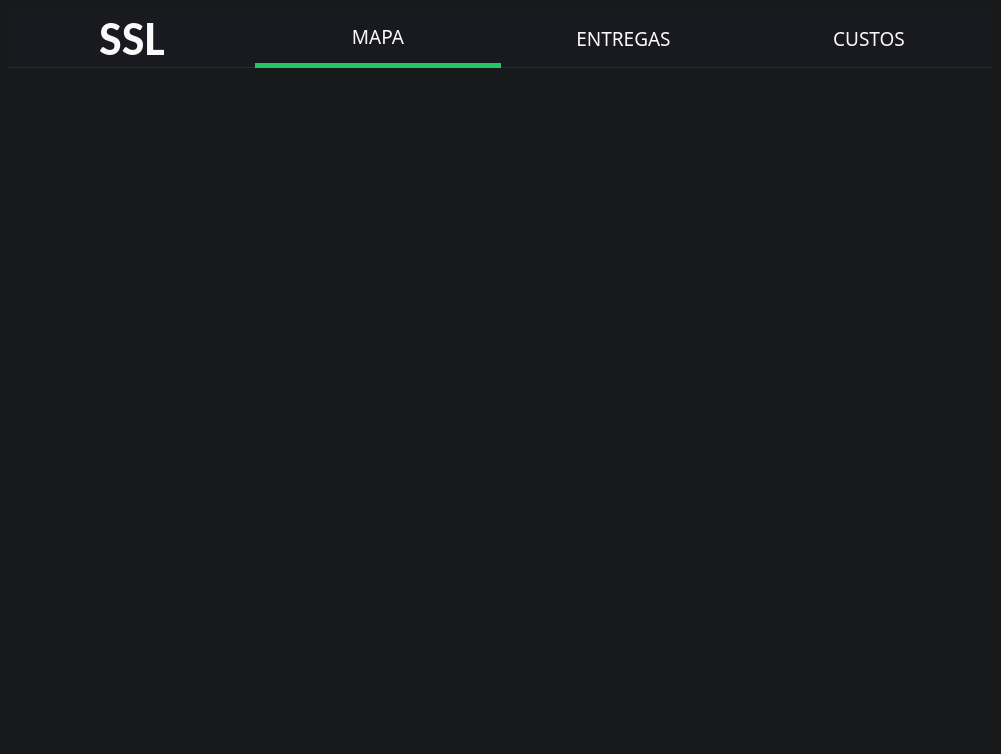
Old version of the form sslmain.ui in the repository alberthydev/ssl.
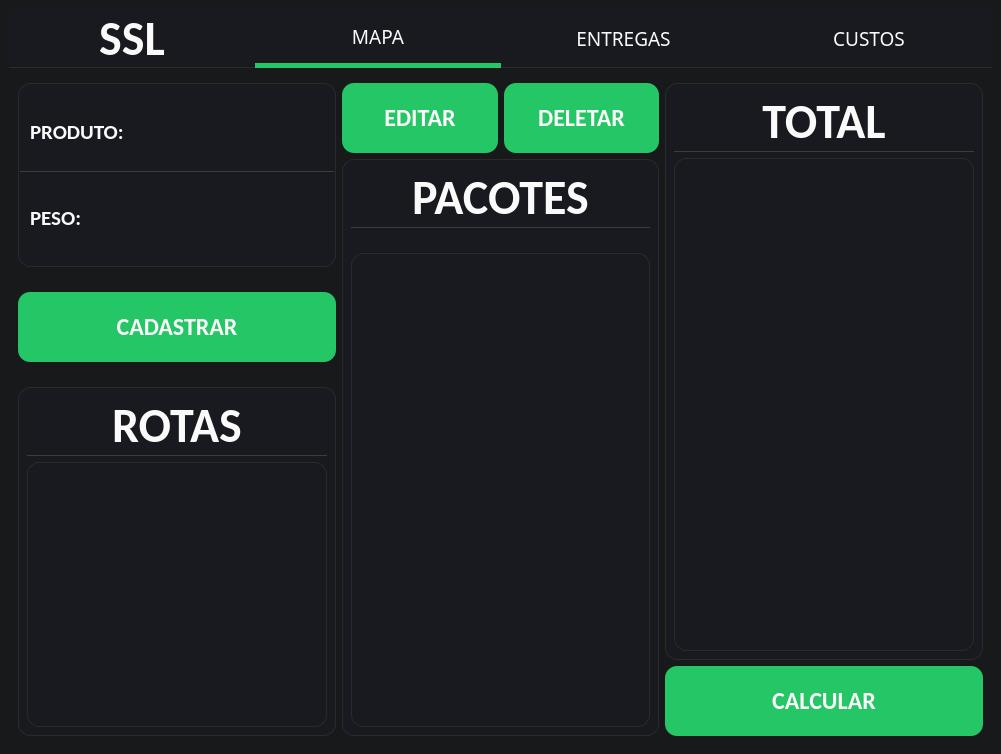
New version of the form. The open tabs and pages were chosen to show the change. Icons and pictures are not drawn.

Patch:
```diff
--- a/sslmain.ui
+++ b/sslmain.ui
@@ -584,7 +584,7 @@
               <number>5</number>
              </property>
              <item>
-              <layout class="QHBoxLayout" name="horizontalLayout_4">
+              <layout class="QHBoxLayout" name="distance">
                <item>
                 <widget class="QLabel" name="distanceTitle">
                  <property name="font">
@@ -631,7 +631,7 @@
               </layout>
              </item>
              <item>
-              <layout class="QHBoxLayout" name="horizontalLayout_5" stretch="0,0">
+              <layout class="QHBoxLayout" name="costs_2" stretch="0,0">
                <item>
                 <widget class="QLabel" name="costTitle">
                  <property name="font">
@@ -726,7 +726,379 @@
         </item>
        </layout>
       </widget>
-      <widget class="QWidget" name="deliveries"/>
+      <widget class="QWidget" name="deliveries">
+       <layout class="QHBoxLayout" name="horizontalLayout_9">
+        <item>
+         <layout class="QVBoxLayout" name="column1" stretch="0,0,5">
+          <property name="spacing">
+           <number>25</number>
+          </property>
+          <item>
+           <widget class="QWidget" name="weightProcut" native="true">
+            <property name="styleSheet">
+             <string notr="true">background-color: #191a1f;
+border: 1px solid #2b2b2b;
+border-radius: 12px;</string>
+            </property>
+            <layout class="QVBoxLayout" name="verticalLayout_5">
+             <property name="leftMargin">
+              <number>2</number>
+             </property>
+             <property name="rightMargin">
+              <number>2</number>
+             </property>
+             <item>
+              <widget class="QWidget" name="productWidget" native="true">
+               <property name="styleSheet">
+                <string notr="true">border: none;
+border-radius: 0;
+border-bottom: 1px solid #3c3c3c;</string>
+               </property>
+               <layout class="QHBoxLayout" name="horizontalLayout_2">
+                <property name="leftMargin">
+                 <number>0</number>
+                </property>
+                <property name="rightMargin">
+                 <number>0</number>
+                </property>
+                <item>
+                 <widget class="QLabel" name="productLabel">
+                  <property name="font">
+                   <font>
+                    <family>Carlito</family>
+                    <pointsize>16</pointsize>
+                    <bold>true</bold>
+                   </font>
+                  </property>
+                  <property name="styleSheet">
+                   <string notr="true">color: #fbfafa;
+border: none;
+border-radius: 0;
+padding: 15px 0 15px 5px;</string>
+                  </property>
+                  <property name="text">
+                   <string>PRODUTO:</string>
+                  </property>
+                 </widget>
+                </item>
+                <item>
+                 <widget class="QLineEdit" name="productInput">
+                  <property name="font">
+                   <font>
+                    <family>Carlito</family>
+                    <pointsize>18</pointsize>
+                   </font>
+                  </property>
+                  <property name="styleSheet">
+                   <string notr="true">color: #fbfafa;
+border: none;
+border-radius: 0;
+padding: 15px 0 15px 5px;</string>
+                  </property>
+                 </widget>
+                </item>
+               </layout>
+              </widget>
+             </item>
+             <item>
+              <widget class="QWidget" name="weightWidget" native="true">
+               <property name="styleSheet">
+                <string notr="true">border:none;</string>
+               </property>
+               <layout class="QHBoxLayout" name="horizontalLayout_4" stretch="3,5">
+                <property name="leftMargin">
+                 <number>0</number>
+                </property>
+                <property name="rightMargin">
+                 <number>0</number>
+                </property>
+                <item>
+                 <widget class="QLabel" name="weightLabel">
+                  <property name="font">
+                   <font>
+                    <family>Carlito</family>
+                    <pointsize>16</pointsize>
+                    <bold>true</bold>
+                   </font>
+                  </property>
+                  <property name="styleSheet">
+                   <string notr="true">color: #fbfafa;
+border: none;
+border-radius: 0;
+padding: 15px 0 15px 5px;</string>
+                  </property>
+                  <property name="text">
+                   <string>PESO:</string>
+                  </property>
+                 </widget>
+                </item>
+                <item>
+                 <widget class="QLineEdit" name="weightInput">
+                  <property name="font">
+                   <font>
+                    <family>Carlito</family>
+                    <pointsize>18</pointsize>
+                   </font>
+                  </property>
+                  <property name="styleSheet">
+                   <string notr="true">color: #fbfafa;
+border: none;
+border-radius: 0;
+padding: 15px 0 15px 5px;</string>
+                  </property>
+                 </widget>
+                </item>
+               </layout>
+              </widget>
+             </item>
+            </layout>
+           </widget>
+          </item>
+          <item>
+           <widget class="QPushButton" name="registerBtn">
+            <property name="font">
+             <font>
+              <family>Carlito</family>
+              <pointsize>18</pointsize>
+              <bold>true</bold>
+             </font>
+            </property>
+            <property name="styleSheet">
+             <string notr="true">QPushButton
+{
+background: #25c665;
+color: #fbfafa;
+border-radius: 12px;
+padding: 20px;
+}
+
+QPushButton:hover 
+{
+    background: #2cd870;
+}</string>
+            </property>
+            <property name="text">
+             <string>CADASTRAR</string>
+            </property>
+           </widget>
+          </item>
+          <item>
+           <widget class="QWidget" name="routerWidget" native="true">
+            <property name="styleSheet">
+             <string notr="true">background-color: #191a1f;
+border: 1px solid #2b2b2b;
+border-radius: 12px;</string>
+            </property>
+            <layout class="QVBoxLayout" name="verticalLayout_6">
+             <item>
+              <widget class="QLabel" name="routerLable">
+               <property name="font">
+                <font>
+                 <family>Carlito</family>
+                 <pointsize>36</pointsize>
+                 <bold>true</bold>
+                </font>
+               </property>
+               <property name="styleSheet">
+                <string notr="true">color: #fbfafa;
+border: none;
+border-radius: none;
+border-bottom: 1px solid #3c3c3c;</string>
+               </property>
+               <property name="text">
+                <string>ROTAS</string>
+               </property>
+               <property name="alignment">
+                <set>Qt::AlignmentFlag::AlignCenter</set>
+               </property>
+              </widget>
+             </item>
+             <item>
+              <widget class="QListWidget" name="routerTable"/>
+             </item>
+            </layout>
+           </widget>
+          </item>
+         </layout>
+        </item>
+        <item>
+         <layout class="QVBoxLayout" name="column2" stretch="0,0">
+          <property name="spacing">
+           <number>6</number>
+          </property>
+          <item>
+           <layout class="QHBoxLayout" name="horizontalLayout_5" stretch="0,0">
+            <item>
+             <widget class="QPushButton" name="editBtn">
+              <property name="font">
+               <font>
+                <family>Carlito</family>
+                <pointsize>18</pointsize>
+                <bold>true</bold>
+               </font>
+              </property>
+              <property name="styleSheet">
+               <string notr="true">QPushButton
+{
+background: #25c665;
+color: #fbfafa;
+border-radius: 12px;
+padding: 20px;
+}
+
+QPushButton:hover 
+{
+    background: #2cd870;
+}</string>
+              </property>
+              <property name="text">
+               <string>EDITAR</string>
+              </property>
+             </widget>
+            </item>
+            <item>
+             <widget class="QPushButton" name="deleteBtn">
+              <property name="font">
+               <font>
+                <family>Carlito</family>
+                <pointsize>18</pointsize>
+                <bold>true</bold>
+               </font>
+              </property>
+              <property name="styleSheet">
+               <string notr="true">QPushButton
+{
+background: #25c665;
+color: #fbfafa;
+border-radius: 12px;
+padding: 20px;
+}
+
+QPushButton:hover 
+{
+    background: #2cd870;
+}</string>
+              </property>
+              <property name="text">
+               <string>DELETAR</string>
+              </property>
+             </widget>
+            </item>
+           </layout>
+          </item>
+          <item>
+           <widget class="QWidget" name="packageWidget" native="true">
+            <property name="styleSheet">
+             <string notr="true">background-color: #191a1f;
+border: 1px solid #2b2b2b;
+border-radius: 12px;</string>
+            </property>
+            <layout class="QVBoxLayout" name="verticalLayout_7">
+             <property name="spacing">
+              <number>25</number>
+             </property>
+             <item>
+              <widget class="QLabel" name="packageLabel">
+               <property name="font">
+                <font>
+                 <family>Carlito</family>
+                 <pointsize>36</pointsize>
+                 <bold>true</bold>
+                </font>
+               </property>
+               <property name="styleSheet">
+                <string notr="true">color: #fbfafa;
+border: none;
+border-radius: none;
+border-bottom: 1px solid #3c3c3c;</string>
+               </property>
+               <property name="text">
+                <string>PACOTES</string>
+               </property>
+               <property name="alignment">
+                <set>Qt::AlignmentFlag::AlignCenter</set>
+               </property>
+              </widget>
+             </item>
+             <item>
+              <widget class="QListWidget" name="packageList"/>
+             </item>
+            </layout>
+           </widget>
+          </item>
+         </layout>
+        </item>
+        <item>
+         <layout class="QVBoxLayout" name="column3">
+          <item>
+           <widget class="QWidget" name="totalWidget" native="true">
+            <property name="styleSheet">
+             <string notr="true">background-color: #191a1f;
+border: 1px solid #2b2b2b;
+border-radius: 12px;</string>
+            </property>
+            <layout class="QVBoxLayout" name="verticalLayout_8">
+             <item>
+              <widget class="QLabel" name="totalLable">
+               <property name="font">
+                <font>
+                 <family>Carlito</family>
+                 <pointsize>36</pointsize>
+                 <bold>true</bold>
+                </font>
+               </property>
+               <property name="styleSheet">
+                <string notr="true">color: #fbfafa;
+border: none;
+border-radius: none;
+border-bottom: 1px solid #3c3c3c;</string>
+               </property>
+               <property name="text">
+                <string>TOTAL</string>
+               </property>
+               <property name="alignment">
+                <set>Qt::AlignmentFlag::AlignCenter</set>
+               </property>
+              </widget>
+             </item>
+             <item>
+              <widget class="QListWidget" name="totalList"/>
+             </item>
+            </layout>
+           </widget>
+          </item>
+          <item>
+           <widget class="QPushButton" name="calcBtn_2">
+            <property name="font">
+             <font>
+              <family>Carlito</family>
+              <pointsize>18</pointsize>
+              <bold>true</bold>
+             </font>
+            </property>
+            <property name="styleSheet">
+             <string notr="true">QPushButton
+{
+background: #25c665;
+color: #fbfafa;
+border-radius: 12px;
+padding: 20px;
+}
+
+QPushButton:hover 
+{
+    background: #2cd870;
+}</string>
+            </property>
+            <property name="text">
+             <string>CALCULAR</string>
+            </property>
+           </widget>
+          </item>
+         </layout>
+        </item>
+       </layout>
+      </widget>
       <widget class="QWidget" name="costs"/>
      </widget>
     </item>
```
Left out of the diff: 47 changed lines with no effect on the pictures.
